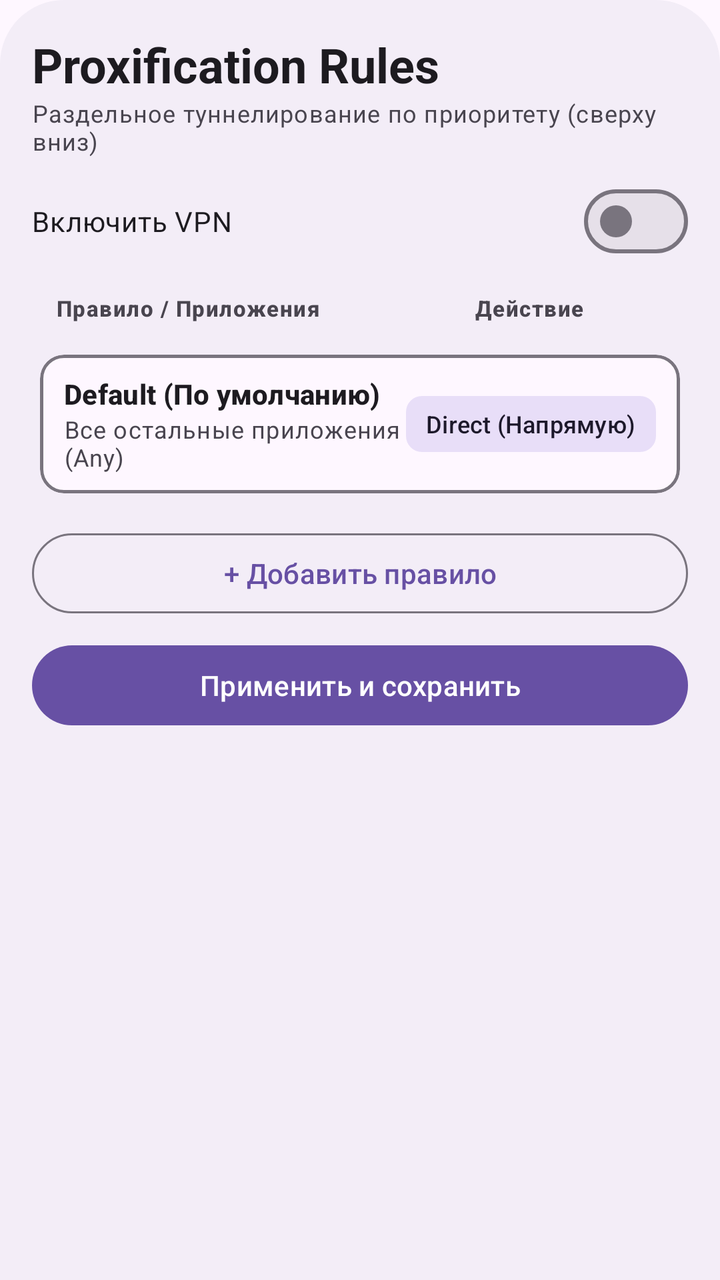
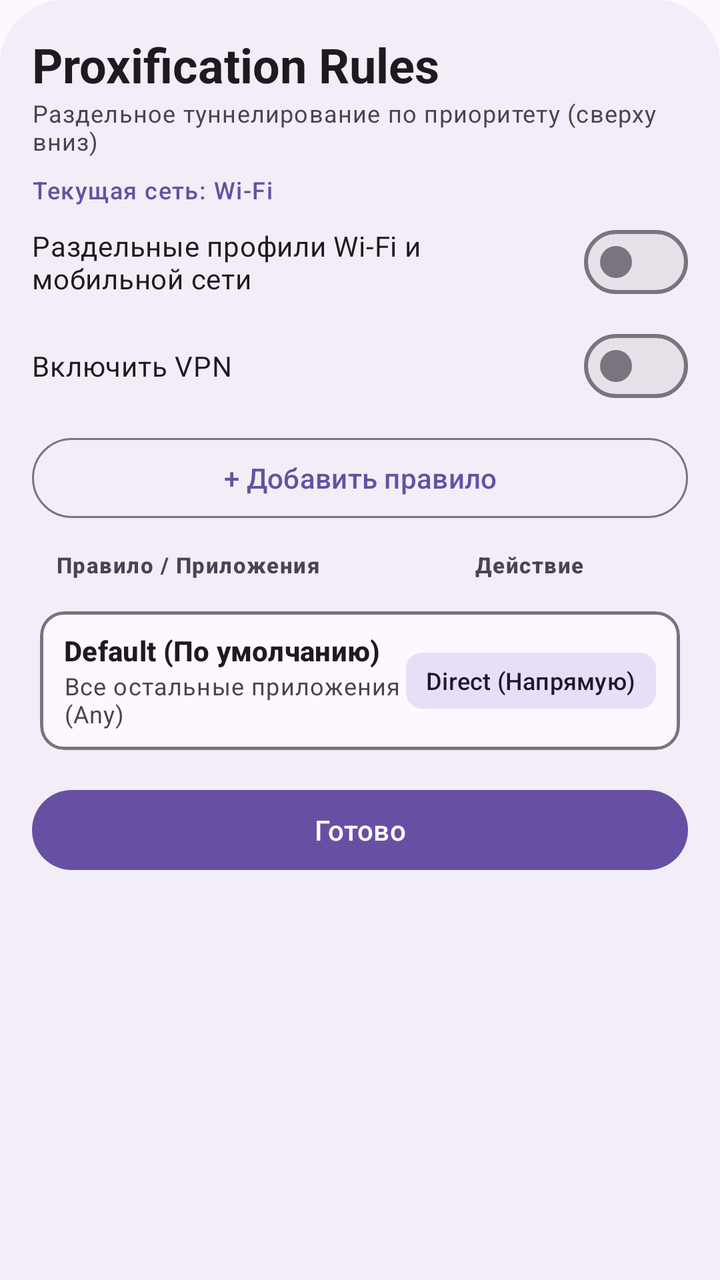

Two renders of the same Android screen: before a commit and after it. Below are the layout's source before the change and the commit's diff.
<!-- AndroidManifest.xml: application theme DefaultTheme -->
<!-- res/layout/proxifier_rules_bottom_sheet.xml -->
<?xml version="1.0" encoding="utf-8"?>
<androidx.core.widget.NestedScrollView xmlns:android="http://schemas.android.com/apk/res/android"
    xmlns:app="http://schemas.android.com/apk/res-auto"
    android:layout_width="match_parent"
    android:layout_height="match_parent"
    android:background="@drawable/bottom_sheet_rounded"
    android:fillViewport="true">

    <LinearLayout
        android:layout_width="match_parent"
        android:layout_height="wrap_content"
        android:orientation="vertical"
        android:paddingHorizontal="16dp"
        android:paddingTop="16dp"
        android:paddingBottom="24dp">

        
        <LinearLayout
            android:layout_width="match_parent"
            android:layout_height="wrap_content"
            android:orientation="horizontal"
            android:gravity="center_vertical"
            android:layout_marginBottom="8dp">

            <LinearLayout
                android:layout_width="0dp"
                android:layout_height="wrap_content"
                android:layout_weight="1"
                android:orientation="vertical">

                <TextView
                    android:layout_width="wrap_content"
                    android:layout_height="wrap_content"
                    android:text="Proxification Rules"
                    android:textAppearance="@style/TextAppearance.Material3.HeadlineSmall"
                    android:textStyle="bold" />

                <TextView
                    android:layout_width="wrap_content"
                    android:layout_height="wrap_content"
                    android:text="Раздельное туннелирование по приоритету (сверху вниз)"
                    android:textAppearance="@style/TextAppearance.Material3.BodySmall"
                    android:textColor="?android:textColorSecondary" />
            </LinearLayout>

            <ImageButton
                android:id="@+id/btnStandardSettings"
                android:layout_width="40dp"
                android:layout_height="40dp"
                android:visibility="gone"
                android:background="?attr/selectableItemBackgroundBorderless"
                android:src="@drawable/baseline_settings_24"
                android:contentDescription="Стандартные настройки VPN" />
        </LinearLayout>

        <com.google.android.material.materialswitch.MaterialSwitch
            android:id="@+id/swVpnEnabled"
            android:layout_width="match_parent"
            android:layout_height="wrap_content"
            android:text="Включить VPN"
            android:layout_marginBottom="8dp" />

        <com.google.android.material.materialswitch.MaterialSwitch
            android:id="@+id/swAppRouting"
            android:layout_width="match_parent"
            android:layout_height="wrap_content"
            android:visibility="gone"
            android:text="Включить правила Proxifier"
            android:textAppearance="@style/TextAppearance.Material3.BodyMedium"
            android:layout_marginBottom="12dp" />

        
        <LinearLayout
            android:layout_width="match_parent"
            android:layout_height="wrap_content"
            android:orientation="horizontal"
            android:paddingHorizontal="12dp"
            android:paddingVertical="4dp"
            android:layout_marginBottom="4dp">

            <TextView
                android:layout_width="0dp"
                android:layout_height="wrap_content"
                android:layout_weight="1"
                android:text="Правило / Приложения"
                android:textAppearance="@style/TextAppearance.Material3.LabelSmall"
                android:textColor="?android:textColorSecondary"
                android:textStyle="bold" />

            <TextView
                android:layout_width="wrap_content"
                android:layout_height="wrap_content"
                android:layout_marginEnd="40dp"
                android:text="Действие"
                android:textAppearance="@style/TextAppearance.Material3.LabelSmall"
                android:textColor="?android:textColorSecondary"
                android:textStyle="bold" />
        </LinearLayout>

        
        <androidx.recyclerview.widget.RecyclerView
            android:id="@+id/rvRules"
            android:layout_width="match_parent"
            android:layout_height="wrap_content"
            android:nestedScrollingEnabled="false"
            android:layout_marginBottom="8dp" />

        
        <com.google.android.material.card.MaterialCardView
            android:layout_width="match_parent"
            android:layout_height="wrap_content"
            android:layout_marginHorizontal="4dp"
            android:layout_marginBottom="16dp"
            app:cardCornerRadius="12dp"
            app:strokeWidth="1.5dp"
            app:strokeColor="?attr/colorOutline"
            app:cardElevation="0dp">

            <LinearLayout
                android:layout_width="match_parent"
                android:layout_height="wrap_content"
                android:orientation="horizontal"
                android:gravity="center_vertical"
                android:paddingVertical="10dp"
                android:paddingHorizontal="12dp">

                <LinearLayout
                    android:layout_width="0dp"
                    android:layout_height="wrap_content"
                    android:layout_weight="1"
                    android:orientation="vertical">

                    <TextView
                        android:layout_width="wrap_content"
                        android:layout_height="wrap_content"
                        android:text="Default (По умолчанию)"
                        android:textAppearance="@style/TextAppearance.Material3.TitleSmall"
                        android:textStyle="bold" />

                    <TextView
                        android:layout_width="wrap_content"
                        android:layout_height="wrap_content"
                        android:text="Все остальные приложения (Any)"
                        android:textAppearance="@style/TextAppearance.Material3.BodySmall"
                        android:textColor="?android:textColorSecondary" />
                </LinearLayout>

                <com.google.android.material.button.MaterialButton
                    android:id="@+id/btnDefaultAction"
                    style="@style/Widget.Material3.Button.TonalButton"
                    android:layout_width="wrap_content"
                    android:layout_height="36dp"
                    android:minHeight="0dp"
                    android:paddingHorizontal="10dp"
                    android:paddingVertical="0dp"
                    android:text="Direct (Напрямую)"
                    android:textSize="12sp"
                    app:cornerRadius="8dp" />

            </LinearLayout>
        </com.google.android.material.card.MaterialCardView>

        
        <com.google.android.material.button.MaterialButton
            android:id="@+id/btnAddRule"
            style="@style/Widget.Material3.Button.OutlinedButton"
            android:layout_width="match_parent"
            android:layout_height="wrap_content"
            android:text="+ Добавить правило"
            android:layout_marginBottom="8dp" />

        <com.google.android.material.button.MaterialButton
            android:id="@+id/btnSave"
            android:layout_width="match_parent"
            android:layout_height="wrap_content"
            android:text="Применить и сохранить" />

    </LinearLayout>
</androidx.core.widget.NestedScrollView>
<!-- resources referenced by this layout -->
<resources>
  <!-- drawable baseline_settings_24 (drawable) -->
  <vector xmlns:android="http://schemas.android.com/apk/res/android"
      android:width="24dp"
      android:height="24dp"
      android:viewportWidth="24"
      android:viewportHeight="24"
      android:tint="?attr/colorControlNormal">
      <path
          android:fillColor="@android:color/white"
          android:pathData="M19.14,12.94c0.04,-0.3 0.06,-0.61 0.06,-0.94c0,-0.32 -0.02,-0.64 -0.07,-0.94l2.03,-1.58c0.18,-0.14 0.23,-0.41 0.12,-0.61l-1.92,-3.32c-0.12,-0.22 -0.37,-0.29 -0.59,-0.22l-2.39,0.96c-0.5,-0.38 -1.03,-0.7 -1.62,-0.94L14.4,2.81c-0.04,-0.24 -0.24,-0.41 -0.48,-0.41h-3.84c-0.24,0 -0.43,0.17 -0.47,0.41L9.25,5.35C8.66,5.59 8.12,5.92 7.63,6.29L5.24,5.33c-0.22,-0.08 -0.47,0 -0.59,0.22L2.74,8.87C2.62,9.08 2.66,9.34 2.86,9.48l2.03,1.58C4.84,11.36 4.8,11.69 4.8,12s0.02,0.64 0.07,0.94l-2.03,1.58c-0.18,0.14 -0.23,0.41 -0.12,0.61l1.92,3.32c0.12,0.22 0.37,0.29 0.59,0.22l2.39,-0.96c0.5,0.38 1.03,0.7 1.62,0.94l0.36,2.54c0.05,0.24 0.24,0.41 0.48,0.41h3.84c0.24,0 0.44,-0.17 0.47,-0.41l0.36,-2.54c0.59,-0.24 1.13,-0.56 1.62,-0.94l2.39,0.96c0.22,0.08 0.47,0 0.59,-0.22l1.92,-3.32c0.12,-0.22 0.07,-0.47 -0.12,-0.61L19.14,12.94zM12,15.6c-1.98,0 -3.6,-1.62 -3.6,-3.6s1.62,-3.6 3.6,-3.6s3.6,1.62 3.6,3.6S13.98,15.6 12,15.6z"/>
  </vector>
  <!-- drawable bottom_sheet_rounded (drawable) -->
  <?xml version="1.0" encoding="utf-8"?>
  <shape xmlns:android="http://schemas.android.com/apk/res/android"
      android:shape="rectangle">
      <solid android:color="?attr/colorSurfaceContainer" />
      <corners
          android:topLeftRadius="32dp"
          android:topRightRadius="32dp"
          android:bottomLeftRadius="0dp"
          android:bottomRightRadius="0dp" />
  </shape>
  <style name="DefaultTheme" parent="Theme.Material3.DayNight.NoActionBar">
          <item name="preferenceTheme">@style/PrefsTheme</item>
      </style>
  <style name="PrefsTheme" parent="PreferenceThemeOverlay">
          <item name="android:layout">@layout/fragment_settings</item>
      </style>
</resources>

<!-- the commit's change to res/layout/proxifier_rules_bottom_sheet.xml (unified diff, before → after) -->
@@ -18,40 +18,67 @@
         <LinearLayout
             android:layout_width="match_parent"
             android:layout_height="wrap_content"
-            android:orientation="horizontal"
-            android:gravity="center_vertical"
+            android:orientation="vertical"
             android:layout_marginBottom="8dp">
 
-            <LinearLayout
+            <TextView
+                android:layout_width="wrap_content"
+                android:layout_height="wrap_content"
+                android:text="Proxification Rules"
+                android:textAppearance="@style/TextAppearance.Material3.HeadlineSmall"
+                android:textStyle="bold" />
+
+            <TextView
+                android:layout_width="wrap_content"
+                android:layout_height="wrap_content"
+                android:text="Раздельное туннелирование по приоритету (сверху вниз)"
+                android:textAppearance="@style/TextAppearance.Material3.BodySmall"
+                android:textColor="?android:textColorSecondary" />
+        </LinearLayout>
+
+        <TextView
+            android:id="@+id/tvCurrentNetwork"
+            android:layout_width="wrap_content"
+            android:layout_height="wrap_content"
+            android:text="Текущая сеть: Wi-Fi"
+            android:textAppearance="@style/TextAppearance.Material3.LabelMedium"
+            android:textColor="?attr/colorPrimary"
+            android:layout_marginBottom="4dp" />
+
+        <com.google.android.material.materialswitch.MaterialSwitch
+            android:id="@+id/swSeparateVpnProfiles"
+            android:layout_width="match_parent"
+            android:layout_height="wrap_content"
+            android:text="Раздельные профили Wi-Fi и мобильной сети"
+            android:layout_marginBottom="4dp" />
+
+        <com.google.android.material.button.MaterialButtonToggleGroup
+            android:id="@+id/toggleNetworkProfile"
+            android:layout_width="match_parent"
+            android:layout_height="wrap_content"
+            android:visibility="gone"
+            android:layout_marginBottom="8dp"
+            app:selectionRequired="true"
+            app:singleSelection="true">
+
+            <com.google.android.material.button.MaterialButton
+                android:id="@+id/btnProfileWifi"
+                style="?attr/materialButtonOutlinedStyle"
                 android:layout_width="0dp"
                 android:layout_height="wrap_content"
                 android:layout_weight="1"
-                android:orientation="vertical">
+                android:maxLines="1"
+                android:text="Wi-Fi" />
 
-                <TextView
-                    android:layout_width="wrap_content"
-                    android:layout_height="wrap_content"
-                    android:text="Proxification Rules"
-                    android:textAppearance="@style/TextAppearance.Material3.HeadlineSmall"
-                    android:textStyle="bold" />
-
-                <TextView
-                    android:layout_width="wrap_content"
-                    android:layout_height="wrap_content"
-                    android:text="Раздельное туннелирование по приоритету (сверху вниз)"
-                    android:textAppearance="@style/TextAppearance.Material3.BodySmall"
-                    android:textColor="?android:textColorSecondary" />
-            </LinearLayout>
-
-            <ImageButton
-                android:id="@+id/btnStandardSettings"
-                android:layout_width="40dp"
-                android:layout_height="40dp"
-                android:visibility="gone"
-                android:background="?attr/selectableItemBackgroundBorderless"
-                android:src="@drawable/baseline_settings_24"
-                android:contentDescription="Стандартные настройки VPN" />
-        </LinearLayout>
+            <com.google.android.material.button.MaterialButton
+                android:id="@+id/btnProfileMobile"
+                style="?attr/materialButtonOutlinedStyle"
+                android:layout_width="0dp"
+                android:layout_height="wrap_content"
+                android:layout_weight="1"
+                android:maxLines="1"
+                android:text="Мобильная" />
+        </com.google.android.material.button.MaterialButtonToggleGroup>
 
         <com.google.android.material.materialswitch.MaterialSwitch
             android:id="@+id/swVpnEnabled"
@@ -60,14 +87,13 @@
             android:text="Включить VPN"
             android:layout_marginBottom="8dp" />
 
-        <com.google.android.material.materialswitch.MaterialSwitch
-            android:id="@+id/swAppRouting"
+        <com.google.android.material.button.MaterialButton
+            android:id="@+id/btnAddRule"
+            style="@style/Widget.Material3.Button.OutlinedButton"
             android:layout_width="match_parent"
             android:layout_height="wrap_content"
-            android:visibility="gone"
-            android:text="Включить правила Proxifier"
-            android:textAppearance="@style/TextAppearance.Material3.BodyMedium"
-            android:layout_marginBottom="12dp" />
+            android:text="+ Добавить правило"
+            android:layout_marginBottom="8dp" />
 
         
         <LinearLayout
@@ -162,18 +188,10 @@
 
         
         <com.google.android.material.button.MaterialButton
-            android:id="@+id/btnAddRule"
-            style="@style/Widget.Material3.Button.OutlinedButton"
-            android:layout_width="match_parent"
-            android:layout_height="wrap_content"
-            android:text="+ Добавить правило"
-            android:layout_marginBottom="8dp" />
-
-        <com.google.android.material.button.MaterialButton
             android:id="@+id/btnSave"
             android:layout_width="match_parent"
             android:layout_height="wrap_content"
-            android:text="Применить и сохранить" />
+            android:text="Готово" />
 
     </LinearLayout>
 </androidx.core.widget.NestedScrollView>
<!-- resource entries referenced after the edit -->
@@ -1,16 +1,5 @@
 <!-- resources referenced by this layout -->
 <resources>
-  <!-- drawable baseline_settings_24 (drawable) -->
-  <vector xmlns:android="http://schemas.android.com/apk/res/android"
-      android:width="24dp"
-      android:height="24dp"
-      android:viewportWidth="24"
-      android:viewportHeight="24"
-      android:tint="?attr/colorControlNormal">
-      <path
-          android:fillColor="@android:color/white"
-          android:pathData="M19.14,12.94c0.04,-0.3 0.06,-0.61 0.06,-0.94c0,-0.32 -0.02,-0.64 -0.07,-0.94l2.03,-1.58c0.18,-0.14 0.23,-0.41 0.12,-0.61l-1.92,-3.32c-0.12,-0.22 -0.37,-0.29 -0.59,-0.22l-2.39,0.96c-0.5,-0.38 -1.03,-0.7 -1.62,-0.94L14.4,2.81c-0.04,-0.24 -0.24,-0.41 -0.48,-0.41h-3.84c-0.24,0 -0.43,0.17 -0.47,0.41L9.25,5.35C8.66,5.59 8.12,5.92 7.63,6.29L5.24,5.33c-0.22,-0.08 -0.47,0 -0.59,0.22L2.74,8.87C2.62,9.08 2.66,9.34 2.86,9.48l2.03,1.58C4.84,11.36 4.8,11.69 4.8,12s0.02,0.64 0.07,0.94l-2.03,1.58c-0.18,0.14 -0.23,0.41 -0.12,0.61l1.92,3.32c0.12,0.22 0.37,0.29 0.59,0.22l2.39,-0.96c0.5,0.38 1.03,0.7 1.62,0.94l0.36,2.54c0.05,0.24 0.24,0.41 0.48,0.41h3.84c0.24,0 0.44,-0.17 0.47,-0.41l0.36,-2.54c0.59,-0.24 1.13,-0.56 1.62,-0.94l2.39,0.96c0.22,0.08 0.47,0 0.59,-0.22l1.92,-3.32c0.12,-0.22 0.07,-0.47 -0.12,-0.61L19.14,12.94zM12,15.6c-1.98,0 -3.6,-1.62 -3.6,-3.6s1.62,-3.6 3.6,-3.6s3.6,1.62 3.6,3.6S13.98,15.6 12,15.6z"/>
-  </vector>
   <!-- drawable bottom_sheet_rounded (drawable) -->
   <?xml version="1.0" encoding="utf-8"?>
   <shape xmlns:android="http://schemas.android.com/apk/res/android"
